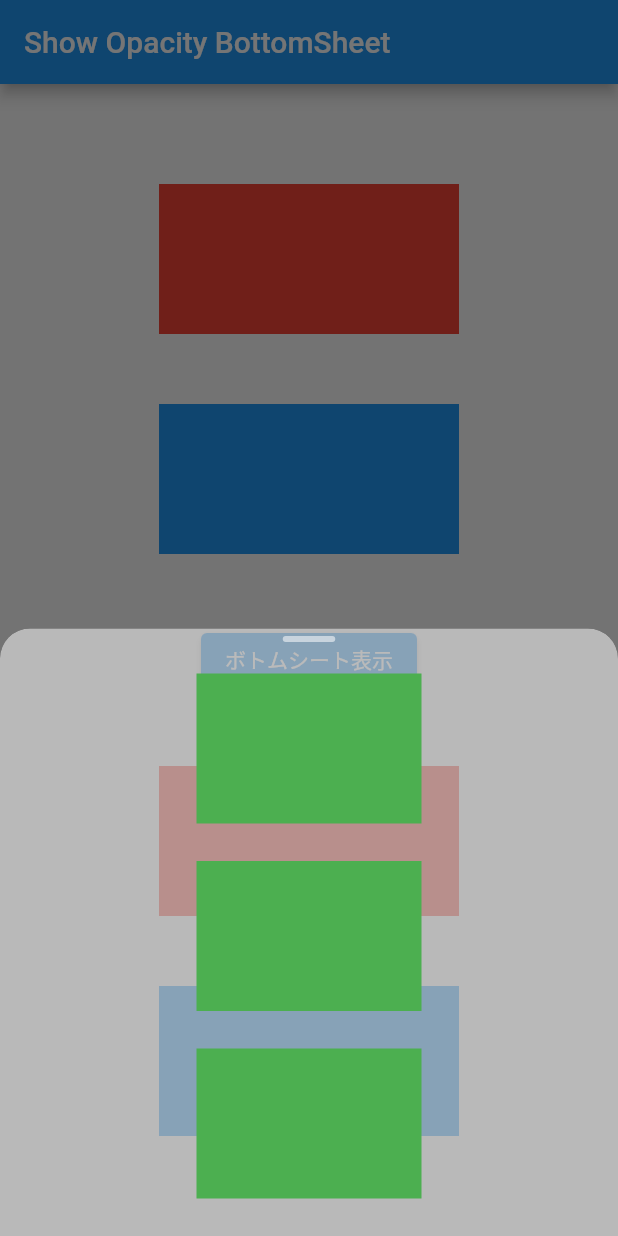
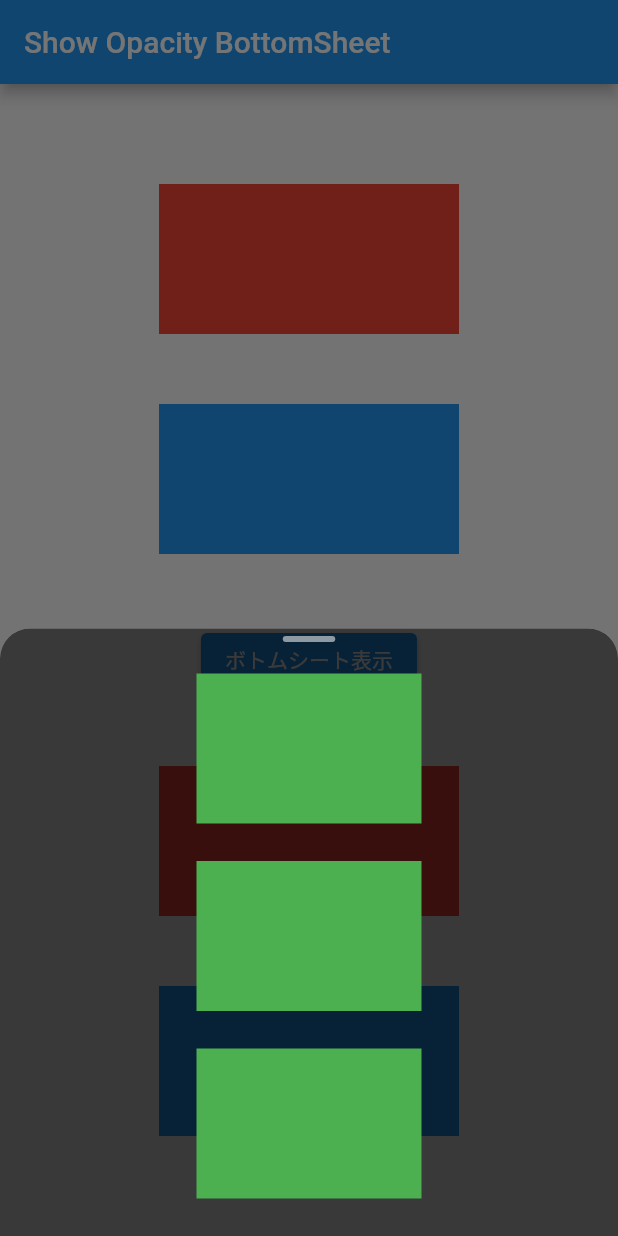
Before and after one commit to kurogoma-flutter/transparent_bottom_sheet, a Flutter app: the screen it shows after launch, after a tap on "ボトムシート表示", on a phone screen of 412 x 824 dp. Run offline on Flutter 3.47's test engine with Material 2 defaults, Android fonts, the phone set to English and light mode, and no system bars.

Commit message:
シートの色変更

```diff
--- a/lib/bottom_sheet.dart
+++ b/lib/bottom_sheet.dart
@@ -2,6 +2,7 @@ import 'dart:ui';
 
 import 'package:flutter/material.dart';
 
+/// ボトムシートの土台となるウィジェット
 class CustomBottomSheet extends StatelessWidget {
   const CustomBottomSheet({
     super.key,
@@ -11,8 +12,8 @@ class CustomBottomSheet extends StatelessWidget {
   final Widget body;
 
   static const cornerRadius = 20.0;
-  static Color maskColor = Colors.white.withOpacity(0.5);
-  static ImageFilter filter = ImageFilter.blur(sigmaX: 10, sigmaY: 10);
+  static Color maskColor = Colors.black45.withOpacity(0.5);
+  static ImageFilter filter = ImageFilter.blur(sigmaX: 20, sigmaY: 20);
 
   @override
   Widget build(BuildContext context) {
@@ -44,6 +45,7 @@ class CustomBottomSheet extends StatelessWidget {
   }
 }
 
+/// シート上部に設置したドラッグインジケーター
 class _DragIndicator extends StatelessWidget {
   const _DragIndicator({super.key});
 
```
